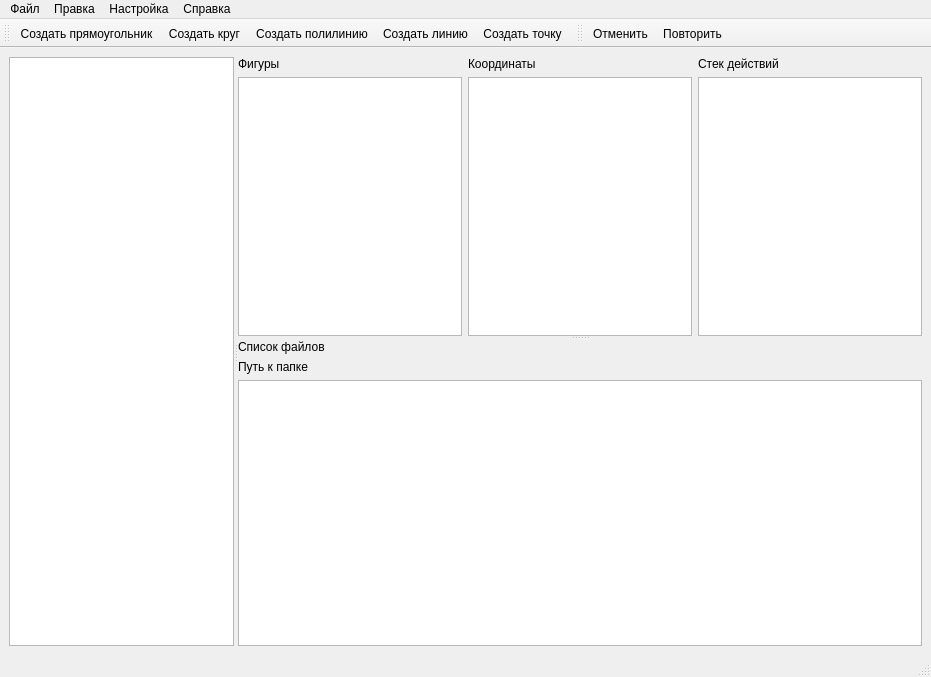
Qt form src/qlabelme/widgets/main_window.ui (mariekarelina/QLabelMe) before a commit.
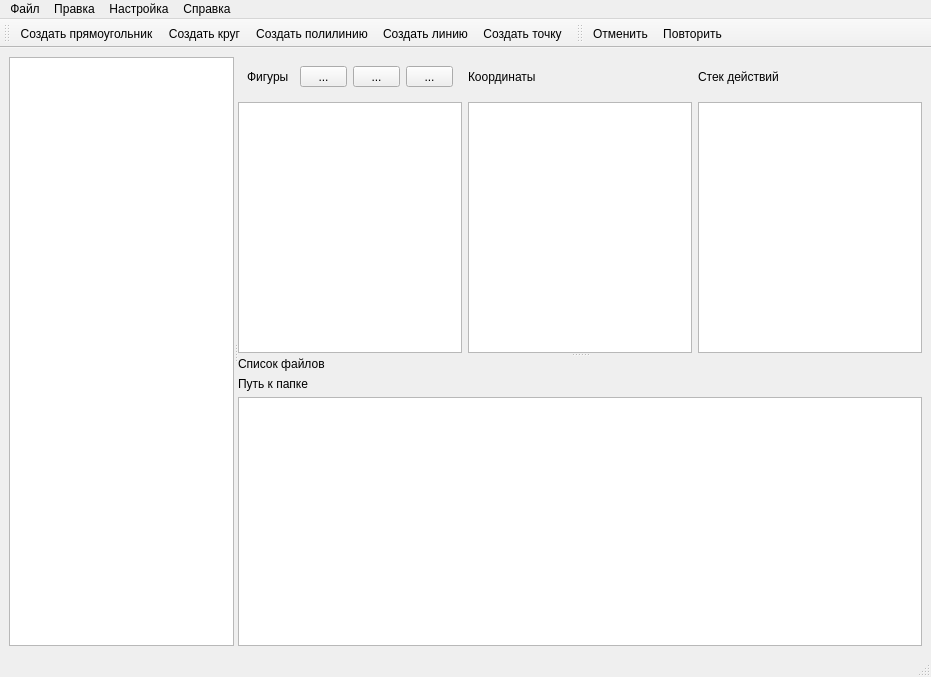
The same form after that commit. Icons and pictures are not drawn. Custom widgets are drawn as their Qt base class.

Commit message: Добавлены кнопки управления списком фигур

Patch:
```diff
--- a/src/qlabelme/widgets/main_window.ui
+++ b/src/qlabelme/widgets/main_window.ui
@@ -29,6 +29,9 @@
    </size>
   </property>
   <widget class="QWidget" name="centralwidget">
+   <property name="enabled">
+    <bool>true</bool>
+   </property>
    <property name="sizePolicy">
     <sizepolicy hsizetype="Expanding" vsizetype="Expanding">
      <horstretch>0</horstretch>
@@ -38,18 +41,9 @@
    <property name="autoFillBackground">
     <bool>false</bool>
    </property>
-   <layout class="QHBoxLayout" name="horizontalLayout">
+   <layout class="QVBoxLayout" name="verticalLayout">
     <item>
      <widget class="QSplitter" name="splitter2">
-      <property name="sizePolicy">
-       <sizepolicy hsizetype="Expanding" vsizetype="Preferred">
-        <horstretch>0</horstretch>
-        <verstretch>0</verstretch>
-       </sizepolicy>
-      </property>
-      <property name="autoFillBackground">
-       <bool>false</bool>
-      </property>
       <property name="orientation">
        <enum>Qt::Horizontal</enum>
       </property>
@@ -65,28 +59,79 @@
        </property>
       </widget>
       <widget class="QSplitter" name="splitter">
-       <property name="sizePolicy">
-        <sizepolicy hsizetype="Preferred" vsizetype="Expanding">
-         <horstretch>0</horstretch>
-         <verstretch>0</verstretch>
-        </sizepolicy>
-       </property>
        <property name="orientation">
         <enum>Qt::Vertical</enum>
        </property>
-       <widget class="QWidget" name="layoutWidget1">
+       <widget class="QWidget" name="layoutWidget">
         <layout class="QGridLayout" name="gridLayout">
          <item row="0" column="0">
-          <widget class="QLabel" name="label_5">
-           <property name="sizePolicy">
-            <sizepolicy hsizetype="Expanding" vsizetype="Preferred">
-             <horstretch>0</horstretch>
-             <verstretch>0</verstretch>
-            </sizepolicy>
-           </property>
-           <property name="text">
-            <string>Фигуры</string>
-           </property>
+          <widget class="QWidget" name="figuresWidget" native="true">
+           <layout class="QHBoxLayout" name="figuresWidget2">
+            <item>
+             <widget class="QLabel" name="label_5">
+              <property name="sizePolicy">
+               <sizepolicy hsizetype="Expanding" vsizetype="Preferred">
+                <horstretch>0</horstretch>
+                <verstretch>0</verstretch>
+               </sizepolicy>
+              </property>
+              <property name="text">
+               <string>Фигуры</string>
+              </property>
+             </widget>
+            </item>
+            <item>
+             <widget class="QToolButton" name="btnMoveShapeUp">
+              <property name="sizePolicy">
+               <sizepolicy hsizetype="Expanding" vsizetype="Fixed">
+                <horstretch>0</horstretch>
+                <verstretch>0</verstretch>
+               </sizepolicy>
+              </property>
+              <property name="text">
+               <string>...</string>
+              </property>
+              <property name="icon">
+               <iconset resource="../qlabelme.qrc">
+                <normaloff>:/images/resources/up_arrow.svg</normaloff>:/images/resources/up_arrow.svg</iconset>
+              </property>
+             </widget>
+            </item>
+            <item>
+             <widget class="QToolButton" name="btnMoveShapeDown">
+              <property name="sizePolicy">
+               <sizepolicy hsizetype="Expanding" vsizetype="Fixed">
+                <horstretch>0</horstretch>
+                <verstretch>0</verstretch>
+               </sizepolicy>
+              </property>
+              <property name="text">
+               <string>...</string>
+              </property>
+              <property name="icon">
+               <iconset resource="../qlabelme.qrc">
+                <normaloff>:/images/resources/down_arrow.svg</normaloff>:/images/resources/down_arrow.svg</iconset>
+              </property>
+             </widget>
+            </item>
+            <item>
+             <widget class="QToolButton" name="btnDelete">
+              <property name="sizePolicy">
+               <sizepolicy hsizetype="Expanding" vsizetype="Fixed">
+                <horstretch>0</horstretch>
+                <verstretch>0</verstretch>
+               </sizepolicy>
+              </property>
+              <property name="text">
+               <string>...</string>
+              </property>
+              <property name="icon">
+               <iconset resource="../qlabelme.qrc">
+                <normaloff>:/images/resources/delete.svg</normaloff>:/images/resources/delete.svg</iconset>
+              </property>
+             </widget>
+            </item>
+           </layout>
           </widget>
          </item>
          <item row="1" column="2">
@@ -122,7 +167,7 @@
         </layout>
        </widget>
        <widget class="QWidget" name="layoutWidget">
-        <layout class="QVBoxLayout" name="verticalLayout_7">
+        <layout class="QVBoxLayout" name="verticalLayout_2">
          <item>
           <widget class="QLabel" name="label_6">
            <property name="text">
```
Left out of the diff: 12 changed lines with no effect on the pictures. The commit also changes 3 other files.
